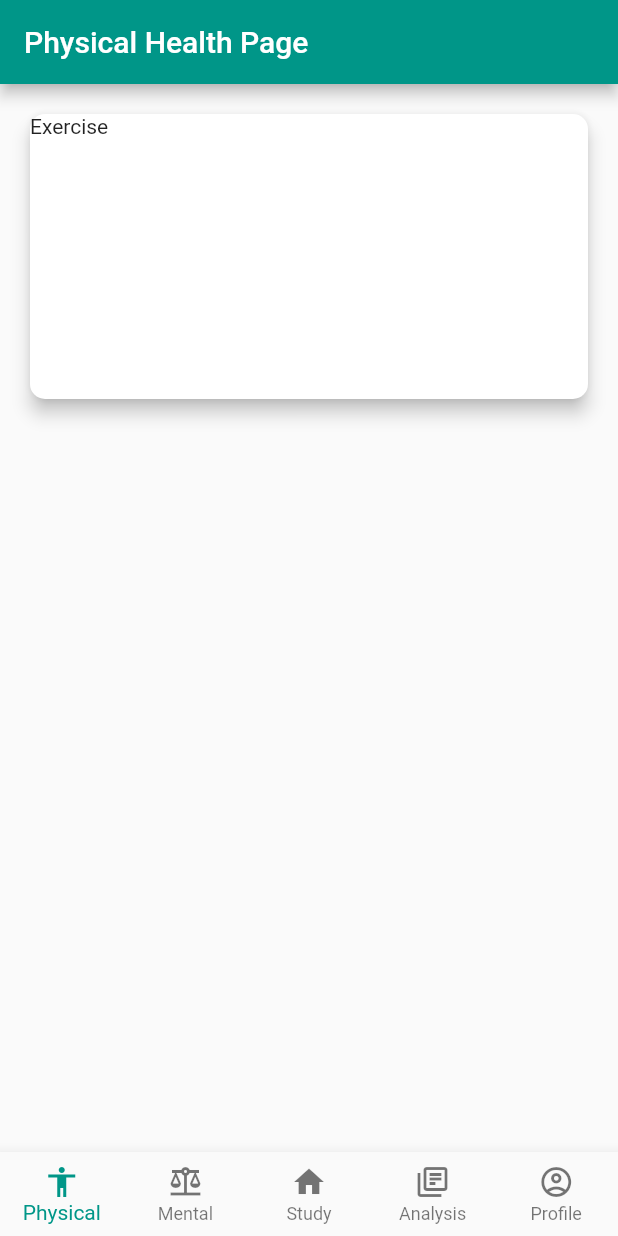
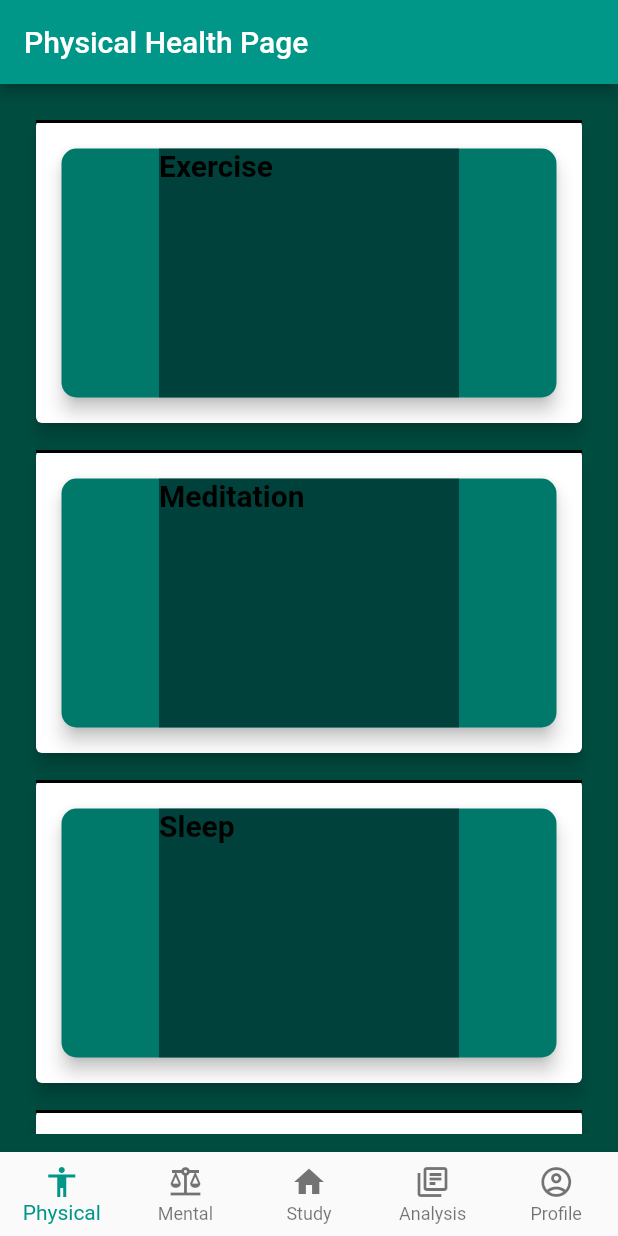
Before and after one commit to austinrafter/StudentHealthApplication, a Flutter app: the screen it shows after launch, on a phone screen of 412 x 824 dp. Run offline on Flutter 3.47's test engine with Material 2 defaults, Android fonts, the phone set to English and light mode, and no system bars.

Commit message:
Physical page displays base form of all options

```diff
--- a/healthone/lib/pages/physical_page.dart
+++ b/healthone/lib/pages/physical_page.dart
@@ -1,24 +1,111 @@
 import 'package:flutter/material.dart';
 import 'exercise_type_page.dart';
 
+import 'physical_page_data.dart';
+
 class PhysicalPage extends StatelessWidget{
-  const PhysicalPage({Key? key}) : super(key: key);
+ var physicalData = PhysicalData.getData;
+  //const PhysicalPage({Key? key}) : super(key: key);
 
   // This widget is the root of your application.
   @override
   Widget build(BuildContext context) {
     return Scaffold(
-
+      backgroundColor: Colors.teal[900],
       appBar: AppBar(
         title: const Text("Physical Health Page"),
       ),
 
       body: Container(
     padding: EdgeInsets.fromLTRB(10,10,10,0),
-    height: 220,
+    height: 700,
     width: double.maxFinite,
 
-    child: GestureDetector(
+        child: Column(
+          mainAxisSize: MainAxisSize.max,
+          mainAxisAlignment: MainAxisAlignment.start,
+          children: <Widget>[
+            Expanded(
+              child: ListView.builder(
+                itemCount: physicalData.length,
+                itemBuilder: (context, index){
+                  return Container(padding: EdgeInsets.fromLTRB(10, 10, 10, 0),
+                    height: 220,
+                    width: double.maxFinite,
+                  child: Card(
+                    elevation: 5,
+                    child: Container(
+                      decoration: BoxDecoration(
+                        border: Border(
+                          top: BorderSide(
+                            width: 2.0,
+                          ),
+                        ),
+
+                      ),
+                      child: Padding(
+                        padding: EdgeInsets.all(7),
+                        child: GestureDetector(
+                          onTap: () {
+                            Navigator.push(
+                              context,
+                              MaterialPageRoute(builder: (context) =>  const ExerciseTypePage()),
+                            );
+                          },
+                          child:Card(
+                            color: Colors.teal[700],
+                            child: Stack(
+                              children: <Widget>[
+                                Center(
+                                  child: Container(
+                                    width: 200,
+                                    height: 500,
+                                    padding: const EdgeInsets.fromLTRB(0, 0, 0, 0),
+                                    alignment: Alignment.center,
+                                    decoration: BoxDecoration(
+                                      gradient: LinearGradient(
+                                        begin: Alignment.topCenter,
+                                        end: Alignment.topCenter,
+                                        colors: <Color>[
+                                          Colors.black.withAlpha(0),
+                                          Colors.black12,
+                                          Colors.black45
+                                        ],
+                                      ),
+                                    ),
+                                    child: Column(
+                                      children: <Widget>[
+                                        Row(
+                                          children: <Widget>[
+                                            PhysicalItemPageName(physicalData[index]),
+                                          ]
+                                        )
+                                      ]
+
+
+                                    ),
+
+
+                                  ),
+                                ),
+                              ],
+                            ),
+                            shape: RoundedRectangleBorder(
+                              borderRadius: BorderRadius.circular(10.0),
+                            ),
+                            elevation: 5,
+                            margin: EdgeInsets.all(10),
+                          ),
+                        ),
+                      ),
+                    ),
+                  ),
+                  );
+                },
+              ),
+            ),
+            /*
+    GestureDetector(
       onTap: () {
         Navigator.push(
           context,
@@ -26,7 +113,36 @@ class PhysicalPage extends StatelessWidget{
         );
       },
           child:Card(
-    child: const Text('Exercise'),
+            color: Colors.teal[700],
+              child: Stack(
+                children: <Widget>[
+                  Center(
+                  child: Container(
+                    width: 200,
+                    height: 500,
+                    padding: const EdgeInsets.fromLTRB(0, 0, 0, 0),
+                    alignment: Alignment.center,
+                    decoration: BoxDecoration(
+                      gradient: LinearGradient(
+                        begin: Alignment.topCenter,
+                        end: Alignment.topCenter,
+                        colors: <Color>[
+                          Colors.black.withAlpha(0),
+                          Colors.black12,
+                          Colors.black45
+                        ],
+                      ),
+                    ),
+                    child: const Text(
+                      'Exercise',
+                      style: TextStyle(color: Colors.white, fontSize: 40.0),
+                    ),
+
+
+                  ),
+      ),
+                ],
+              ),
       shape: RoundedRectangleBorder(
         borderRadius: BorderRadius.circular(10.0),
       ),
@@ -35,8 +151,35 @@ class PhysicalPage extends StatelessWidget{
       ),
     ),
 
+             */
+            ],
+      ),
+
       ),
 
     );
   }
 }
+
+
+Widget PhysicalItemPageName(data) {
+  return Align(
+    alignment: Alignment.center,
+    child: RichText(
+      text: TextSpan(
+        text: '${data['name']}',
+        style: TextStyle(
+            fontWeight: FontWeight.bold, color: Colors.black, fontSize: 20),
+      ),
+    ),
+  );
+}
+
+/*
+Widget PhysicalItemPage(data) {
+  return Builder(
+      MaterialPageRoute(builder: (context) =>  data['page']),
+  );
+}
+
+ */
--- /dev/null
+++ b/healthone/lib/pages/physical_page_data.dart
@@ -0,0 +1,27 @@
+import 'package:flutter/material.dart';
+import 'exercise_type_page.dart';
+import 'meditation_type_page.dart';
+import 'sleep_page.dart';
+import 'nutrition_page.dart';
+
+class PhysicalData {
+  static final getData = [
+  {
+  'name': 'Exercise',
+  'page': ExerciseTypePage(),
+
+},
+{
+  'name': 'Meditation',
+  'page': MeditationTypePage(),
+},
+    {
+      'name': 'Sleep',
+      'page': SleepPage(),
+    },
+    {
+      'name': 'Nutrition',
+      'page': NutritionPage(),
+    },
+];
+}
```
Also changed, not shown: healthone/lib/pages/meditation_type_page.dart (added, +23 -0 lines), healthone/lib/pages/nutrition_page.dart (added, +23 -0 lines), healthone/lib/pages/sleep_page.dart (added, +23 -0 lines), 1 other file.
